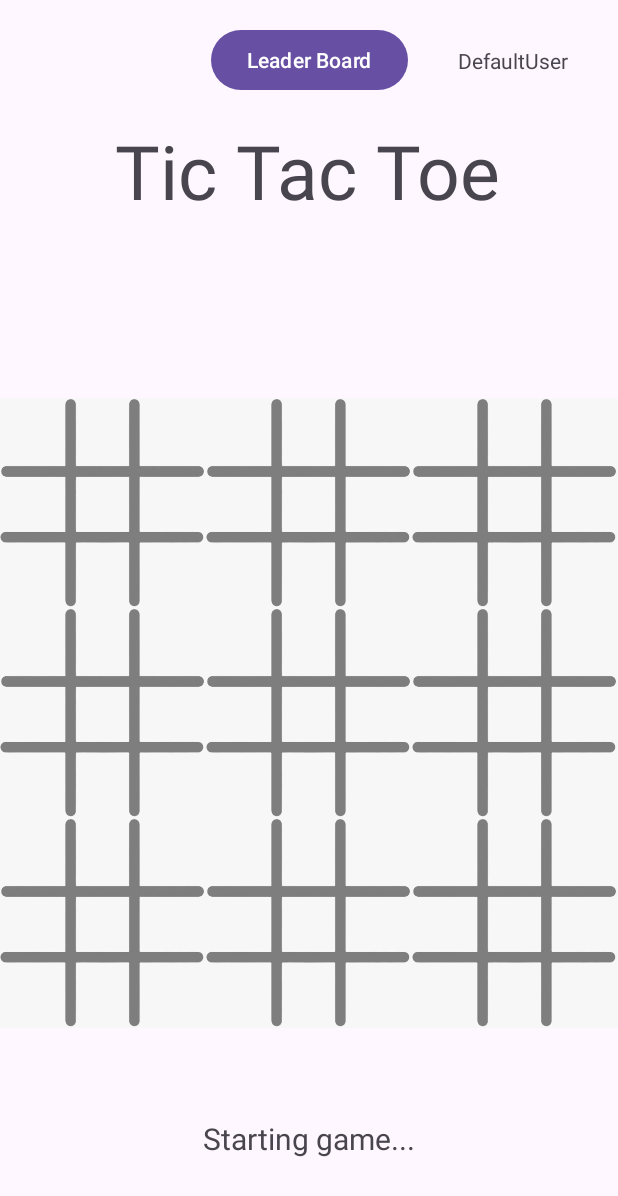
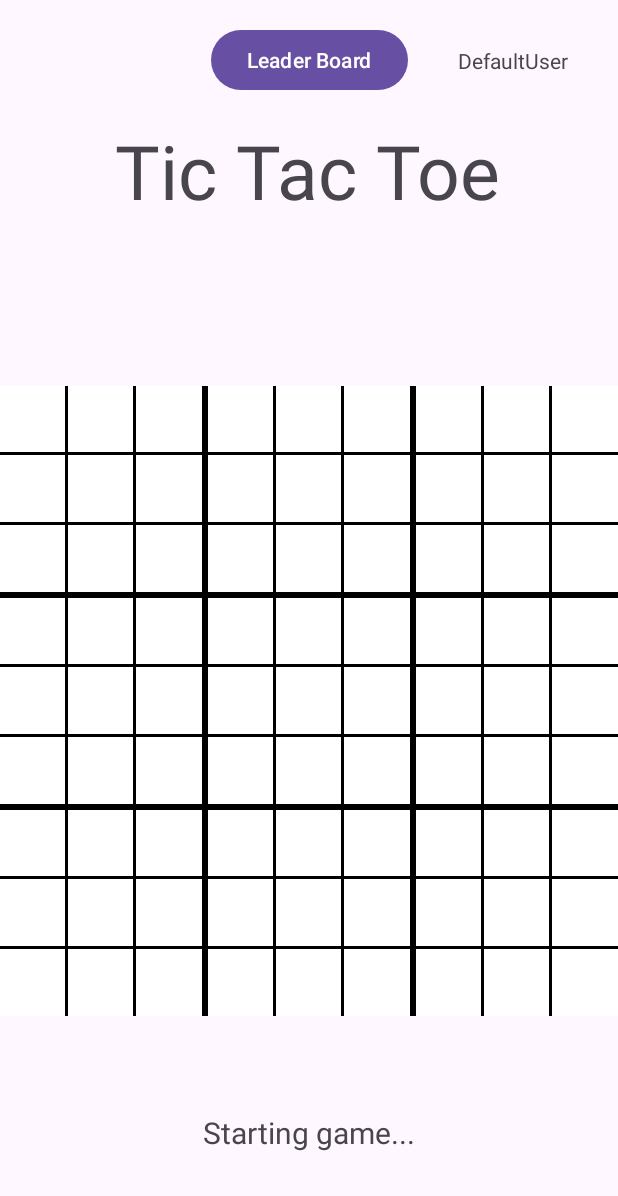
Before and after one commit to nadavsprung/TicTacToe, an Android app: the screen it shows after launch (MainActivity), on a phone screen of 412 x 824 dp. Shown: the top 1196 px of the screen. Run offline under Robolectric (Android 15) with nearby library versions, the phone set to English and light mode, and no system bars.

```diff
--- a/app/src/main/res/layout/activity_main.xml
+++ b/app/src/main/res/layout/activity_main.xml
@@ -19,37 +19,27 @@
         app:layout_constraintStart_toStartOf="parent"
         app:layout_constraintTop_toTopOf="parent" />
 
-    <ImageView
-        android:id="@+id/imageView"
-
+    <!-- Main game container with outer grid lines -->
+    <LinearLayout
+        android:id="@+id/gameContainer"
         android:layout_width="0dp"
-        android:layout_height="wrap_content"
+        android:layout_height="420dp"
         android:layout_marginTop="8dp"
         android:layout_marginBottom="8dp"
+        android:orientation="vertical"
+        android:background="@android:color/white"
         app:layout_constraintBottom_toBottomOf="parent"
         app:layout_constraintEnd_toEndOf="parent"
         app:layout_constraintStart_toStartOf="parent"
         app:layout_constraintTop_toBottomOf="@+id/textView"
-        app:layout_constraintVertical_bias="0.423"
-        app:srcCompat="@drawable/grid" />
+        app:layout_constraintVertical_bias="0.423">
 
-    <LinearLayout
-        android:id="@+id/linearLayout"
-        android:layout_width="0dp"
-        android:layout_height="420dp"
-        android:orientation="vertical"
-        app:layout_constraintEnd_toEndOf="@+id/imageView"
-        app:layout_constraintStart_toStartOf="@+id/imageView"
-        app:layout_constraintTop_toTopOf="@+id/imageView">
-
+        <!-- First row of boards -->
         <LinearLayout
             android:layout_width="match_parent"
             android:layout_height="0dp"
             android:layout_weight="1"
-            android:orientation="horizontal"
-
-            >
-
+            android:orientation="horizontal">
 
             <include layout="@layout/tic_tac_toe_layout"
                 android:id="@+id/board_0"
@@ -58,10 +48,13 @@
                 android:layout_weight="1"
                 android:padding="20dp"
                 android:tag="board_0"
-                android:background="@drawable/board_inactive_boarder"
-                />
+                android:background="@drawable/board_inactive_boarder" />
 
-
+            <!-- Vertical divider -->
+            <View
+                android:layout_width="4dp"
+                android:layout_height="match_parent"
+                android:background="@android:color/black" />
 
             <include layout="@layout/tic_tac_toe_layout"
                 android:id="@+id/board_1"
@@ -70,10 +63,13 @@
                 android:layout_weight="1"
                 android:padding="20dp"
                 android:tag="board_1"
-                android:background="@drawable/board_inactive_boarder"
+                android:background="@drawable/board_inactive_boarder" />
 
-                />
-
+            <!-- Vertical divider -->
+            <View
+                android:layout_width="4dp"
+                android:layout_height="match_parent"
+                android:background="@android:color/black" />
 
             <include layout="@layout/tic_tac_toe_layout"
                 android:id="@+id/board_2"
@@ -82,12 +78,17 @@
                 android:layout_weight="1"
                 android:padding="20dp"
                 android:tag="board_2"
-                android:background="@drawable/board_inactive_boarder"
-
-                />
+                android:background="@drawable/board_inactive_boarder" />
 
         </LinearLayout>
 
+        <!-- Horizontal divider -->
+        <View
+            android:layout_width="match_parent"
+            android:layout_height="4dp"
+            android:background="@android:color/black" />
+
+        <!-- Second row of boards -->
         <LinearLayout
             android:layout_width="match_parent"
             android:layout_height="0dp"
@@ -101,11 +102,13 @@
                 android:layout_weight="1"
                 android:padding="20dp"
                 android:tag="board_3"
-                android:background="@drawable/board_inactive_boarder"
+                android:background="@drawable/board_inactive_boarder" />
 
-
-
-                />
+            <!-- Vertical divider -->
+            <View
+                android:layout_width="4dp"
+                android:layout_height="match_parent"
+                android:background="@android:color/black" />
 
             <include layout="@layout/tic_tac_toe_layout"
                 android:id="@+id/board_4"
@@ -114,9 +117,13 @@
                 android:layout_weight="1"
                 android:padding="20dp"
                 android:tag="board_4"
-                android:background="@drawable/board_inactive_boarder"
+                android:background="@drawable/board_inactive_boarder" />
 
-                />
+            <!-- Vertical divider -->
+            <View
+                android:layout_width="4dp"
+                android:layout_height="match_parent"
+                android:background="@android:color/black" />
 
             <include layout="@layout/tic_tac_toe_layout"
                 android:id="@+id/board_5"
@@ -125,12 +132,17 @@
                 android:layout_weight="1"
                 android:padding="20dp"
                 android:tag="board_5"
-                android:background="@drawable/board_inactive_boarder"
-
-                />
+                android:background="@drawable/board_inactive_boarder" />
 
         </LinearLayout>
 
+        <!-- Horizontal divider -->
+        <View
+            android:layout_width="match_parent"
+            android:layout_height="4dp"
+            android:background="@android:color/black" />
+
+        <!-- Third row of boards -->
         <LinearLayout
             android:layout_width="match_parent"
             android:layout_height="0dp"
@@ -144,9 +156,13 @@
                 android:layout_weight="1"
                 android:padding="20dp"
                 android:tag="board_6"
-                android:background="@drawable/board_inactive_boarder"
+                android:background="@drawable/board_inactive_boarder" />
 
-                />
+            <!-- Vertical divider -->
+            <View
+                android:layout_width="4dp"
+                android:layout_height="match_parent"
+                android:background="@android:color/black" />
 
             <include layout="@layout/tic_tac_toe_layout"
                 android:id="@+id/board_7"
@@ -155,9 +171,13 @@
                 android:layout_weight="1"
                 android:padding="20dp"
                 android:tag="board_7"
-                android:background="@drawable/board_inactive_boarder"
+                android:background="@drawable/board_inactive_boarder" />
 
-                />
+            <!-- Vertical divider -->
+            <View
+                android:layout_width="4dp"
+                android:layout_height="match_parent"
+                android:background="@android:color/black" />
 
             <include layout="@layout/tic_tac_toe_layout"
                 android:id="@+id/board_8"
@@ -166,10 +186,7 @@
                 android:layout_weight="1"
                 android:padding="20dp"
                 android:tag="board_8"
-                android:background="@drawable/board_inactive_boarder"
-
-                />
-
+                android:background="@drawable/board_inactive_boarder" />
 
         </LinearLayout>
     </LinearLayout>
@@ -184,7 +201,7 @@
         app:layout_constraintBottom_toBottomOf="parent"
         app:layout_constraintEnd_toEndOf="parent"
         app:layout_constraintStart_toStartOf="parent"
-        app:layout_constraintTop_toBottomOf="@+id/linearLayout" />
+        app:layout_constraintTop_toBottomOf="@+id/gameContainer" />
 
     <Button
         android:id="@+id/playAgain"
@@ -195,7 +212,7 @@
         android:onClick="resetButton"
         android:text="Play Again"
         android:visibility="invisible"
-        app:layout_constraintBottom_toTopOf="@+id/imageView"
+        app:layout_constraintBottom_toTopOf="@+id/gameContainer"
         app:layout_constraintEnd_toEndOf="parent"
         app:layout_constraintStart_toStartOf="parent"
         app:layout_constraintTop_toBottomOf="@+id/textView" />
--- a/app/src/main/res/layout/tic_tac_toe_layout.xml
+++ b/app/src/main/res/layout/tic_tac_toe_layout.xml
@@ -2,20 +2,15 @@
 <LinearLayout xmlns:android="http://schemas.android.com/apk/res/android"
     android:layout_width="match_parent"
     android:layout_height="match_parent"
-    android:background="@drawable/grid"
-    android:orientation="vertical">
+    android:orientation="vertical"
+    android:background="@android:color/white">
 
-
-
+    <!-- First row -->
     <LinearLayout
         android:layout_width="match_parent"
         android:layout_height="0dp"
         android:layout_weight="1"
-
-            android:orientation="horizontal"
-
-            >
-
+        android:orientation="horizontal">
 
         <ImageView
             android:id="@+id/imageView0"
@@ -24,9 +19,12 @@
             android:layout_weight="1"
             android:onClick="playerTap"
             android:padding="20dp"
-                android:tag="0_0"
+            android:tag="0_0" />
 
-                />
+        <View
+            android:layout_width="2dp"
+            android:layout_height="match_parent"
+            android:background="@android:color/black" />
 
         <ImageView
             android:id="@+id/imageView1"
@@ -37,6 +35,11 @@
             android:padding="20dp"
             android:tag="0_1" />
 
+        <View
+            android:layout_width="2dp"
+            android:layout_height="match_parent"
+            android:background="@android:color/black" />
+
         <ImageView
             android:id="@+id/imageView2"
             android:layout_width="0dp"
@@ -46,9 +49,15 @@
             android:padding="20dp"
             android:tag="0_2" />
 
-
     </LinearLayout>
 
+    <!-- Horizontal divider -->
+    <View
+        android:layout_width="match_parent"
+        android:layout_height="2dp"
+        android:background="@android:color/black" />
+
+    <!-- Second row -->
     <LinearLayout
         android:layout_width="match_parent"
         android:layout_height="0dp"
@@ -62,9 +71,12 @@
             android:layout_weight="1"
             android:onClick="playerTap"
             android:padding="20dp"
-                android:tag="0_3"
+            android:tag="0_3" />
 
-                />
+        <View
+            android:layout_width="2dp"
+            android:layout_height="match_parent"
+            android:background="@android:color/black" />
 
         <ImageView
             android:id="@+id/imageView4"
@@ -74,6 +86,11 @@
             android:onClick="playerTap"
             android:padding="20dp"
             android:tag="0_4" />
+
+        <View
+            android:layout_width="2dp"
+            android:layout_height="match_parent"
+            android:background="@android:color/black" />
 
         <ImageView
             android:id="@+id/imageView5"
@@ -86,6 +103,13 @@
 
     </LinearLayout>
 
+    <!-- Horizontal divider -->
+    <View
+        android:layout_width="match_parent"
+        android:layout_height="2dp"
+        android:background="@android:color/black" />
+
+    <!-- Third row -->
     <LinearLayout
         android:layout_width="match_parent"
         android:layout_height="0dp"
@@ -99,9 +123,12 @@
             android:layout_weight="1"
             android:onClick="playerTap"
             android:padding="20dp"
-                android:tag="0_6"
+            android:tag="0_6" />
 
-                />
+        <View
+            android:layout_width="2dp"
+            android:layout_height="match_parent"
+            android:background="@android:color/black" />
 
         <ImageView
             android:id="@+id/imageView7"
@@ -112,6 +139,11 @@
             android:padding="20dp"
             android:tag="0_7" />
 
+        <View
+            android:layout_width="2dp"
+            android:layout_height="match_parent"
+            android:background="@android:color/black" />
+
         <ImageView
             android:id="@+id/imageView8"
             android:layout_width="0dp"
@@ -121,7 +153,6 @@
             android:padding="20dp"
             android:tag="0_8" />
 
-
     </LinearLayout>
 
 </LinearLayout>
```
Lines whose indentation alone changed are shown as unchanged.
